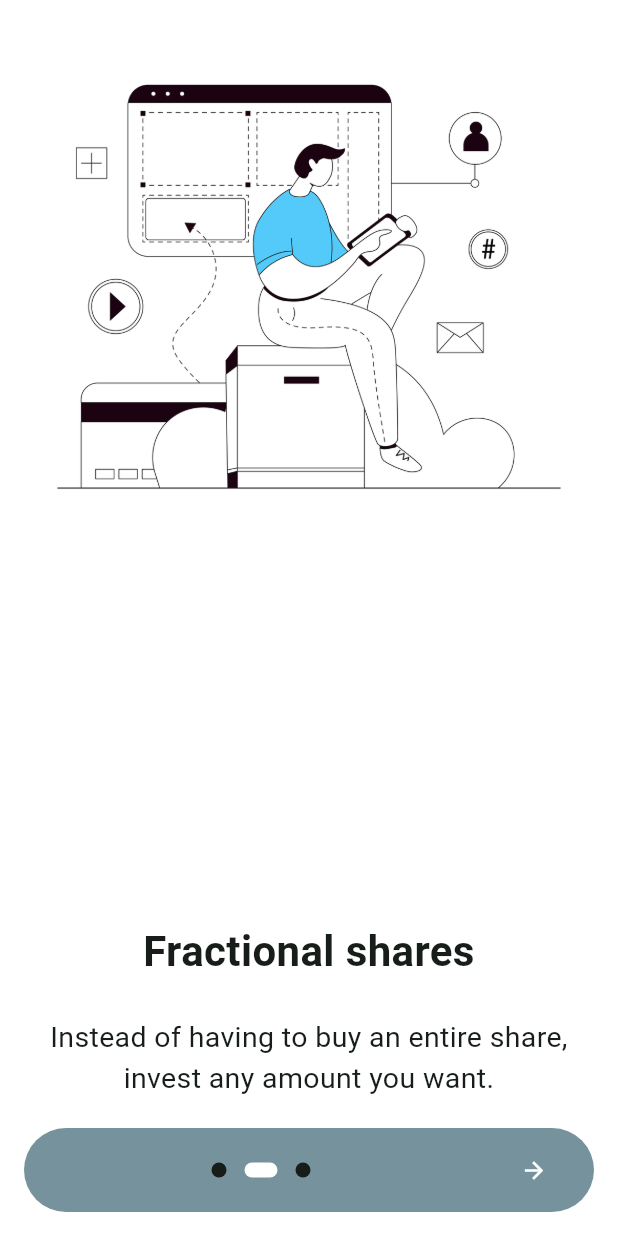
After one commit to martynov-alex/dart_and_flutter_examples_app, a Flutter app: the IntroductionScreenScreen screen opened by its route, after a tap on the "arrow forward" icon, on a phone screen of 412 x 824 dp. The commit adds this screen. Run offline on Flutter 3.47's test engine with Material 3 defaults, Android fonts, the phone set to English and light mode, and no system bars; drawn by our look-alikes of introduction_screen; our stand-ins replace drift, flutter_riverpod, go_router, riverpod_annotation, sqlite3_flutter_libs; missing offline and left inert: drift_dev, sqlite3; accounts and stored records are empty; generated files the repository leaves out were written again; network calls fail.

Commit message:
Update introduction screen example, and update packages

```diff
--- /dev/null
+++ b/lib/app/feature/introduction_screen_example/presentation/screens/introduction_screen_screen.dart
@@ -0,0 +1,140 @@
+import 'package:dart_and_flutter_examples_app/core/assets/app_images.dart';
+import 'package:dart_and_flutter_examples_app/core/routing/app_router.dart';
+import 'package:dart_and_flutter_examples_app/core/utils/extensions/theme_x.dart';
+import 'package:flutter/foundation.dart';
+import 'package:flutter/material.dart';
+import 'package:go_router/go_router.dart';
+import 'package:introduction_screen/introduction_screen.dart';
+
+class IntroductionScreenScreen extends StatefulWidget {
+  const IntroductionScreenScreen({super.key});
+
+  @override
+  IntroductionScreenScreenState createState() =>
+      IntroductionScreenScreenState();
+}
+
+class IntroductionScreenScreenState extends State<IntroductionScreenScreen> {
+  final introKey = GlobalKey<IntroductionScreenState>();
+
+  void _onIntroEnd(BuildContext context) => Navigator.of(context).push(
+        MaterialPageRoute(builder: (_) => const HomePage()),
+      );
+
+  Widget _buildImage(String assetName, [double width = 350]) => Center(
+        child: Image.asset(
+          assetName,
+          width: width,
+        ),
+      );
+
+  @override
+  Widget build(BuildContext context) {
+    const pageDecoration = PageDecoration(
+      titleTextStyle: TextStyle(fontSize: 28.0, fontWeight: FontWeight.w700),
+      bodyTextStyle: TextStyle(fontSize: 19.0),
+      bodyPadding: EdgeInsets.fromLTRB(16.0, 0.0, 16.0, 16.0),
+      pageColor: Colors.white,
+      imagePadding: EdgeInsets.zero,
+      imageAlignment: Alignment.topCenter,
+      bodyAlignment: Alignment.bottomCenter,
+    );
+
+    return IntroductionScreen(
+      key: introKey,
+      globalBackgroundColor: Colors.white,
+      allowImplicitScrolling: true,
+      pages: [
+        PageViewModel(
+          title: 'Только заголовок',
+          body: 'Описание',
+          image: _buildImage(AppImages.introductionScreenBuilding),
+          decoration: pageDecoration,
+        ),
+        PageViewModel(
+          title: "Fractional shares",
+          body:
+              "Instead of having to buy an entire share, invest any amount you want.",
+          image: _buildImage(AppImages.introductionScreenBuilding),
+          decoration: pageDecoration,
+        ),
+        PageViewModel(
+          title: "Learn as you go",
+          body:
+              "Download the Stockpile app and master the market with our mini-lesson.",
+          image: _buildImage(AppImages.introductionScreenDesign),
+          decoration: pageDecoration,
+        ),
+      ],
+      curve: Curves.fastLinearToSlowEaseIn,
+
+      // ! Декорирование блока с прогрессом онбординга
+      // Кнопки "Назад", "Пропустить", "Далее", "Закончить"
+      // Показывать ли кнопку "Пропустить"
+      // showSkipButton: true,
+
+      // Flex для кнопок в начале и конце.
+      // Если 0, то кнопки занимают минимальное пространство
+      skipOrBackFlex: 0,
+      nextFlex: 0,
+      dotsFlex: 2,
+      next: Icon(Icons.arrow_forward, color: context.colorScheme.onTertiary),
+      done: Text(
+        'Закончить',
+        style: TextStyle(
+          fontWeight: FontWeight.w600,
+          color: context.colorScheme.onTertiary,
+        ),
+      ),
+      doneStyle: ButtonStyle(
+        backgroundColor: WidgetStateProperty.all(context.colorScheme.primary),
+        shape: WidgetStateProperty.all(
+          const ContinuousRectangleBorder(
+            borderRadius: BorderRadius.all(Radius.circular(8.0)),
+          ),
+        ),
+        padding: WidgetStateProperty.all(
+          const EdgeInsets.symmetric(horizontal: 24.0, vertical: 8.0),
+        ),
+      ),
+      // Колбэки кнопок
+      onDone: () => _onIntroEnd(context),
+      controlsMargin: const EdgeInsets.all(16),
+      controlsPadding: kIsWeb
+          ? const EdgeInsets.all(12.0)
+          : const EdgeInsets.fromLTRB(8.0, 4.0, 8.0, 4.0),
+      dotsDecorator: DotsDecorator(
+        size: const Size(10.0, 10.0),
+        color: context.colorScheme.onSurface,
+        activeColor: context.colorScheme.onTertiary,
+        activeSize: const Size(22.0, 10.0),
+        activeShape: const RoundedRectangleBorder(
+          borderRadius: BorderRadius.all(Radius.circular(25.0)),
+        ),
+      ),
+      dotsContainerDecorator: ShapeDecoration(
+        color: context.colorScheme.tertiary.withOpacity(0.7),
+        shape: const RoundedRectangleBorder(
+          borderRadius: BorderRadius.all(Radius.circular(32.0)),
+        ),
+      ),
+    );
+  }
+}
+
+class HomePage extends StatelessWidget {
+  const HomePage({super.key});
+
+  @override
+  Widget build(BuildContext context) {
+    return Scaffold(
+      appBar: AppBar(title: const Text('Экран после онбординга')),
+      body: Center(
+        child: ElevatedButton(
+          onPressed: () => context.pushReplacementNamed(AppRoute.home.name),
+          child: const Text('Вернуться к списку примеров'),
+        ),
+      ),
+    );
+  }
+}
--- a/lib/core/routing/app_router.dart
+++ b/lib/core/routing/app_router.dart
@@ -1,6 +1,7 @@
 import 'package:dart_and_flutter_examples_app/app/feature/examples/presentation/examples_screen/examples_screen.dart';
 import 'package:dart_and_flutter_examples_app/core/routing/not_found_screen.dart';
 import 'package:dart_and_flutter_examples_app/core/routing/routes/custom_painter_route.dart';
+import 'package:dart_and_flutter_examples_app/core/routing/routes/introduction_screen_route.dart';
 import 'package:dart_and_flutter_examples_app/core/routing/routes/settings_route.dart';
 import 'package:dart_and_flutter_examples_app/core/routing/routes/streams_example_route.dart';
 import 'package:go_router/go_router.dart';
@@ -34,6 +35,7 @@ GoRouter goRouter(GoRouterRef ref) {
           settingsRoute,
           customPainterRoute,
           streamsExampleRoute,
+          introductionScreenRoute,
         ],
       ),
     ],
--- /dev/null
+++ b/lib/core/routing/routes/introduction_screen_route.dart
@@ -0,0 +1,9 @@
+import 'package:dart_and_flutter_examples_app/app/feature/introduction_screen_example/presentation/screens/introduction_screen_screen.dart';
+import 'package:dart_and_flutter_examples_app/core/routing/app_router.dart';
+import 'package:go_router/go_router.dart';
+
+final introductionScreenRoute = GoRoute(
+  path: AppRoute.introductionScreen.path,
+  name: AppRoute.introductionScreen.name,
+  builder: (_, __) => const IntroductionScreenScreen(),
+);
```
Also changed, not shown: pubspec.yaml (+4 -4 lines), lib/app/feature/introduction_screen_example/presentation/screens/introduction_screen.dart (deleted), pubspec.lock, 1 other file.
